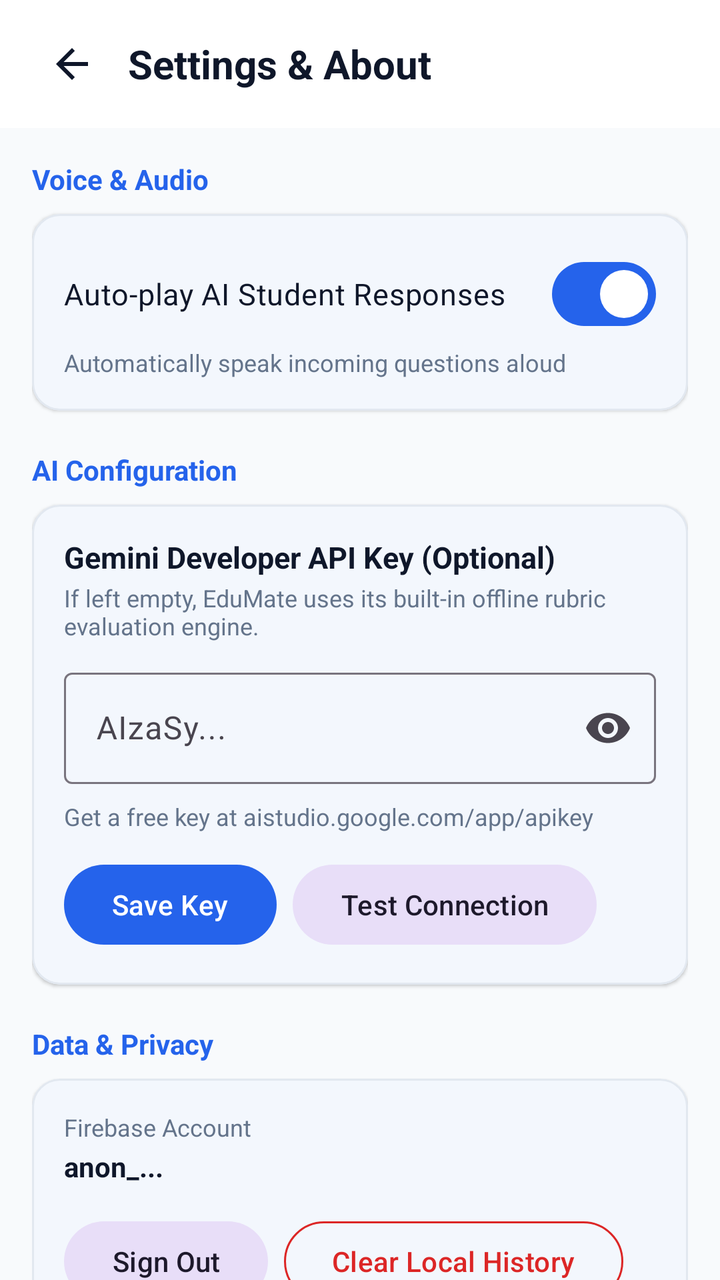
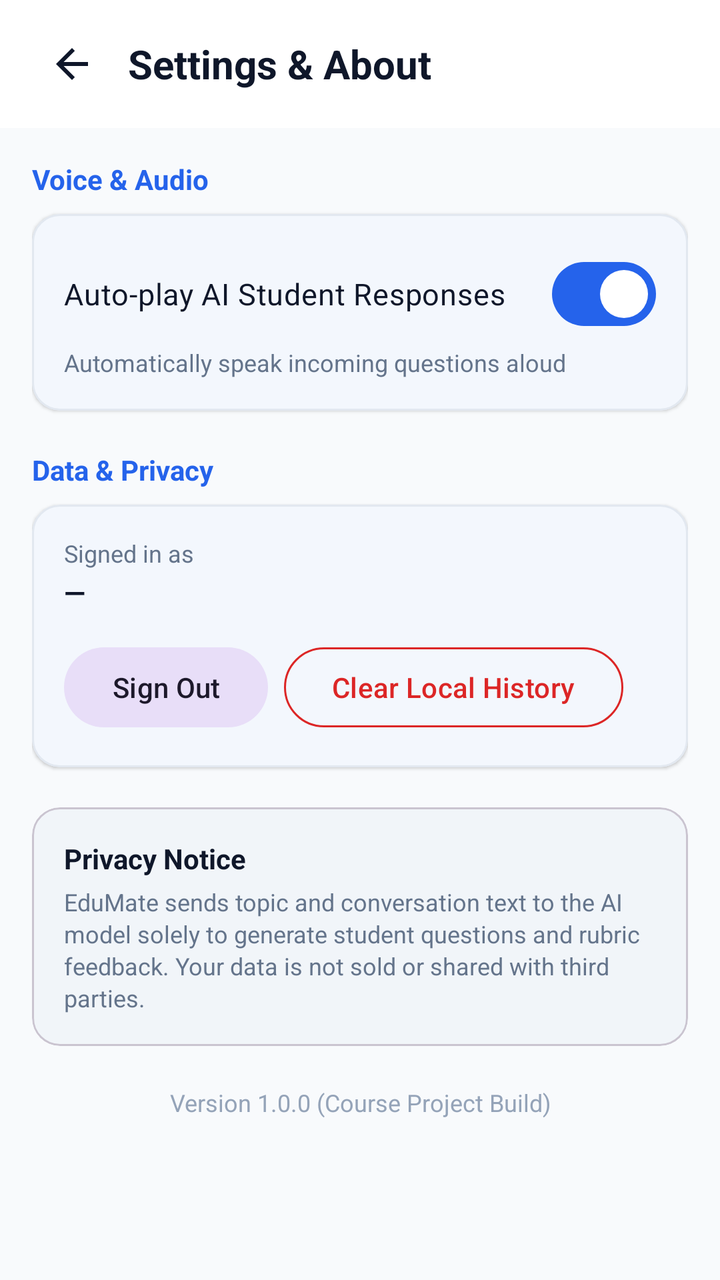

Screens rendered from an Android XML layout before and after an edit, with the pre-edit source and the edit as a unified diff.
<!-- AndroidManifest.xml: application theme Theme.EduMate -->
<!-- res/layout/activity_settings.xml -->
<?xml version="1.0" encoding="utf-8"?>
<androidx.coordinatorlayout.widget.CoordinatorLayout xmlns:android="http://schemas.android.com/apk/res/android"
    xmlns:app="http://schemas.android.com/apk/res-auto"
    android:layout_width="match_parent"
    android:layout_height="match_parent"
    android:background="@color/background">

    <com.google.android.material.appbar.AppBarLayout
        android:layout_width="match_parent"
        android:layout_height="wrap_content"
        android:background="@color/surface"
        app:elevation="1dp">

        <androidx.appcompat.widget.Toolbar
            android:id="@+id/toolbar"
            android:layout_width="match_parent"
            android:layout_height="?attr/actionBarSize">

            <LinearLayout
                android:layout_width="match_parent"
                android:layout_height="match_parent"
                android:gravity="center_vertical"
                android:orientation="horizontal">

                <ImageButton
                    android:id="@+id/btn_back"
                    android:layout_width="40dp"
                    android:layout_height="40dp"
                    android:background="?attr/selectableItemBackgroundBorderless"
                    android:contentDescription="Back"
                    android:src="@drawable/ic_arrow_back" />

                <TextView
                    android:layout_width="wrap_content"
                    android:layout_height="wrap_content"
                    android:layout_marginStart="8dp"
                    android:text="@string/title_settings"
                    android:textColor="@color/text_primary"
                    android:textSize="20sp"
                    android:textStyle="bold" />
            </LinearLayout>
        </androidx.appcompat.widget.Toolbar>
    </com.google.android.material.appbar.AppBarLayout>

    <androidx.core.widget.NestedScrollView
        android:layout_width="match_parent"
        android:layout_height="match_parent"
        android:fillViewport="true"
        app:layout_behavior="@string/appbar_scrolling_view_behavior">

        <LinearLayout
            android:layout_width="match_parent"
            android:layout_height="wrap_content"
            android:orientation="vertical"
            android:padding="16dp">

            
            <TextView
                android:layout_width="wrap_content"
                android:layout_height="wrap_content"
                android:layout_marginBottom="8dp"
                android:text="@string/settings_voice_header"
                android:textColor="@color/primary"
                android:textSize="14sp"
                android:textStyle="bold" />

            <com.google.android.material.card.MaterialCardView
                android:layout_width="match_parent"
                android:layout_height="wrap_content"
                android:layout_marginBottom="20dp"
                app:cardBackgroundColor="@color/surface"
                app:cardCornerRadius="14dp"
                app:cardElevation="1dp"
                app:strokeColor="@color/card_border"
                app:strokeWidth="1dp">

                <LinearLayout
                    android:layout_width="match_parent"
                    android:layout_height="wrap_content"
                    android:orientation="vertical"
                    android:padding="16dp">

                    <com.google.android.material.materialswitch.MaterialSwitch
                        android:id="@+id/switch_tts_auto"
                        android:layout_width="match_parent"
                        android:layout_height="wrap_content"
                        android:checked="true"
                        android:text="@string/setting_tts_auto_play"
                        android:textColor="@color/text_primary"
                        android:textSize="15sp" />

                    <TextView
                        android:layout_width="match_parent"
                        android:layout_height="wrap_content"
                        android:layout_marginTop="2dp"
                        android:text="@string/setting_tts_auto_play_summary"
                        android:textColor="@color/text_secondary"
                        android:textSize="12sp" />
                </LinearLayout>
            </com.google.android.material.card.MaterialCardView>

            
            <TextView
                android:layout_width="wrap_content"
                android:layout_height="wrap_content"
                android:layout_marginBottom="8dp"
                android:text="AI Configuration"
                android:textColor="@color/primary"
                android:textSize="14sp"
                android:textStyle="bold" />

            <com.google.android.material.card.MaterialCardView
                android:layout_width="match_parent"
                android:layout_height="wrap_content"
                android:layout_marginBottom="20dp"
                app:cardBackgroundColor="@color/surface"
                app:cardCornerRadius="14dp"
                app:cardElevation="1dp"
                app:strokeColor="@color/card_border"
                app:strokeWidth="1dp">

                <LinearLayout
                    android:layout_width="match_parent"
                    android:layout_height="wrap_content"
                    android:orientation="vertical"
                    android:padding="16dp">

                    <TextView
                        android:layout_width="wrap_content"
                        android:layout_height="wrap_content"
                        android:text="Gemini Developer API Key (Optional)"
                        android:textColor="@color/text_primary"
                        android:textSize="15sp"
                        android:textStyle="bold" />

                    <TextView
                        android:layout_width="wrap_content"
                        android:layout_height="wrap_content"
                        android:layout_marginTop="2dp"
                        android:layout_marginBottom="10dp"
                        android:text="If left empty, EduMate uses its built-in offline rubric evaluation engine."
                        android:textColor="@color/text_secondary"
                        android:textSize="12sp" />

                    <com.google.android.material.textfield.TextInputLayout
                        style="@style/Widget.Material3.TextInputLayout.OutlinedBox"
                        android:layout_width="match_parent"
                        android:layout_height="wrap_content"
                        android:layout_marginBottom="8dp"
                        app:endIconMode="password_toggle">

                        <com.google.android.material.textfield.TextInputEditText
                            android:id="@+id/et_api_key"
                            android:layout_width="match_parent"
                            android:layout_height="wrap_content"
                            android:hint="AIzaSy..."
                            android:inputType="textPassword" />
                    </com.google.android.material.textfield.TextInputLayout>

                    <TextView
                        android:id="@+id/tv_api_key_status"
                        android:layout_width="match_parent"
                        android:layout_height="wrap_content"
                        android:layout_marginBottom="12dp"
                        android:text="Get a free key at aistudio.google.com/app/apikey"
                        android:textColor="@color/text_secondary"
                        android:textSize="12sp" />

                    <LinearLayout
                        android:layout_width="match_parent"
                        android:layout_height="wrap_content"
                        android:orientation="horizontal">

                        <com.google.android.material.button.MaterialButton
                            android:id="@+id/btn_save_api_key"
                            style="@style/Widget.Material3.Button"
                            android:layout_width="wrap_content"
                            android:layout_height="wrap_content"
                            android:text="Save Key" />

                        <com.google.android.material.button.MaterialButton
                            android:id="@+id/btn_test_api_key"
                            style="@style/Widget.Material3.Button.TonalButton"
                            android:layout_width="wrap_content"
                            android:layout_height="wrap_content"
                            android:layout_marginStart="8dp"
                            android:text="Test Connection" />
                    </LinearLayout>
                </LinearLayout>
            </com.google.android.material.card.MaterialCardView>

            
            <TextView
                android:layout_width="wrap_content"
                android:layout_height="wrap_content"
                android:layout_marginBottom="8dp"
                android:text="@string/settings_data_header"
                android:textColor="@color/primary"
                android:textSize="14sp"
                android:textStyle="bold" />

            <com.google.android.material.card.MaterialCardView
                android:layout_width="match_parent"
                android:layout_height="wrap_content"
                android:layout_marginBottom="20dp"
                app:cardBackgroundColor="@color/surface"
                app:cardCornerRadius="14dp"
                app:cardElevation="1dp"
                app:strokeColor="@color/card_border"
                app:strokeWidth="1dp">

                <LinearLayout
                    android:layout_width="match_parent"
                    android:layout_height="wrap_content"
                    android:orientation="vertical"
                    android:padding="16dp">

                    <TextView
                        android:id="@+id/tv_account_label"
                        android:layout_width="wrap_content"
                        android:layout_height="wrap_content"
                        android:text="Firebase Account"
                        android:textColor="@color/text_secondary"
                        android:textSize="12sp" />

                    <TextView
                        android:id="@+id/tv_user_id"
                        android:layout_width="wrap_content"
                        android:layout_height="wrap_content"
                        android:layout_marginTop="2dp"
                        android:layout_marginBottom="14dp"
                        android:text="anon_..."
                        android:textColor="@color/text_primary"
                        android:textSize="14sp"
                        android:textStyle="bold" />

                    <LinearLayout
                        android:layout_width="match_parent"
                        android:layout_height="wrap_content"
                        android:orientation="horizontal">

                        <com.google.android.material.button.MaterialButton
                            android:id="@+id/btn_sign_out"
                            style="@style/Widget.Material3.Button.TonalButton"
                            android:layout_width="wrap_content"
                            android:layout_height="wrap_content"
                            android:text="Sign Out" />

                        <com.google.android.material.button.MaterialButton
                            android:id="@+id/btn_clear_data"
                            style="@style/Widget.Material3.Button.OutlinedButton"
                            android:layout_width="wrap_content"
                            android:layout_height="wrap_content"
                            android:layout_marginStart="8dp"
                            android:text="@string/setting_clear_data"
                            android:textColor="@color/score_poor"
                            app:strokeColor="@color/score_poor" />
                    </LinearLayout>
                </LinearLayout>
            </com.google.android.material.card.MaterialCardView>

            
            <com.google.android.material.card.MaterialCardView
                android:layout_width="match_parent"
                android:layout_height="wrap_content"
                android:layout_marginBottom="20dp"
                app:cardBackgroundColor="@color/surface_variant"
                app:cardCornerRadius="14dp"
                app:cardElevation="0dp">

                <LinearLayout
                    android:layout_width="match_parent"
                    android:layout_height="wrap_content"
                    android:orientation="vertical"
                    android:padding="16dp">

                    <TextView
                        android:layout_width="wrap_content"
                        android:layout_height="wrap_content"
                        android:text="@string/privacy_notice_title"
                        android:textColor="@color/text_primary"
                        android:textSize="14sp"
                        android:textStyle="bold" />

                    <TextView
                        android:layout_width="match_parent"
                        android:layout_height="wrap_content"
                        android:layout_marginTop="4dp"
                        android:lineSpacingExtra="2dp"
                        android:text="@string/privacy_notice_content"
                        android:textColor="@color/text_secondary"
                        android:textSize="12sp" />
                </LinearLayout>
            </com.google.android.material.card.MaterialCardView>

            
            <TextView
                android:layout_width="match_parent"
                android:layout_height="wrap_content"
                android:gravity="center"
                android:text="@string/settings_version"
                android:textColor="@color/text_hint"
                android:textSize="12sp" />

        </LinearLayout>
    </androidx.core.widget.NestedScrollView>
</androidx.coordinatorlayout.widget.CoordinatorLayout>
<!-- resources referenced by this layout -->
<resources>
  <color name="background">#F8FAFC</color>
  <color name="card_border">#E2E8F0</color>
  <color name="primary">#2563EB</color>
  <color name="score_poor">#DC2626</color>
  <color name="surface">#FFFFFF</color>
  <color name="surface_variant">#F1F5F9</color>
  <color name="text_hint">#94A3B8</color>
  <color name="text_primary">#0F172A</color>
  <color name="text_secondary">#64748B</color>
  <!-- drawable ic_arrow_back (drawable) -->
  <vector xmlns:android="http://schemas.android.com/apk/res/android"
      android:width="24dp"
      android:height="24dp"
      android:viewportWidth="24"
      android:viewportHeight="24">
      <path
          android:fillColor="#FF0F172A"
          android:pathData="M20,11H7.83l5.59,-5.59L12,4l-8,8 8,8 1.41,-1.41L7.83,13H20v-2z"/>
  </vector>
  <string name="privacy_notice_content">EduMate sends topic and conversation text to the AI model solely to generate student questions and rubric feedback. Your data is not sold or shared with third parties.</string>
  <string name="privacy_notice_title">Privacy Notice</string>
  <string name="setting_clear_data">Clear Local History</string>
  <string name="setting_tts_auto_play">Auto-play AI Student Responses</string>
  <string name="setting_tts_auto_play_summary">Automatically speak incoming questions aloud</string>
  <string name="settings_data_header">Data &amp; Privacy</string>
  <string name="settings_version">Version 1.0.0 (Course Project Build)</string>
  <string name="settings_voice_header">Voice &amp; Audio</string>
  <string name="title_settings">Settings &amp; About</string>
  <style name="Theme.EduMate" parent="Theme.Material3.DayNight.NoActionBar">
          <item name="colorPrimary">@color/primary</item>
          <item name="colorPrimaryVariant">@color/primary_variant</item>
          <item name="colorOnPrimary">@color/on_primary</item>
          <item name="colorSecondary">@color/secondary</item>
          <item name="colorOnSecondary">@color/on_secondary</item>
          <item name="android:colorBackground">@color/background</item>
          <item name="colorSurface">@color/surface</item>
          <item name="android:textColorPrimary">@color/text_primary</item>
          <item name="android:textColorSecondary">@color/text_secondary</item>
          <item name="android:statusBarColor">@color/surface</item>
          <item name="android:windowLightStatusBar">true</item>
      </style>
  <color name="primary_variant">#1E40AF</color>
  <color name="on_primary">#FFFFFF</color>
  <color name="secondary">#0D9488</color>
  <color name="on_secondary">#FFFFFF</color>
</resources>

<!-- the commit's change to res/layout/activity_settings.xml (unified diff, before → after) -->
@@ -104,7 +104,7 @@
                 android:layout_width="wrap_content"
                 android:layout_height="wrap_content"
                 android:layout_marginBottom="8dp"
-                android:text="AI Configuration"
+                android:text="@string/settings_data_header"
                 android:textColor="@color/primary"
                 android:textSize="14sp"
                 android:textStyle="bold" />
@@ -128,108 +128,17 @@
                     <TextView
                         android:layout_width="wrap_content"
                         android:layout_height="wrap_content"
-                        android:text="Gemini Developer API Key (Optional)"
-                        android:textColor="@color/text_primary"
-                        android:textSize="15sp"
-                        android:textStyle="bold" />
-
-                    <TextView
-                        android:layout_width="wrap_content"
-                        android:layout_height="wrap_content"
-                        android:layout_marginTop="2dp"
-                        android:layout_marginBottom="10dp"
-                        android:text="If left empty, EduMate uses its built-in offline rubric evaluation engine."
+                        android:text="Signed in as"
                         android:textColor="@color/text_secondary"
                         android:textSize="12sp" />
 
-                    <com.google.android.material.textfield.TextInputLayout
-                        style="@style/Widget.Material3.TextInputLayout.OutlinedBox"
-                        android:layout_width="match_parent"
-                        android:layout_height="wrap_content"
-                        android:layout_marginBottom="8dp"
-                        app:endIconMode="password_toggle">
-
-                        <com.google.android.material.textfield.TextInputEditText
-                            android:id="@+id/et_api_key"
-                            android:layout_width="match_parent"
-                            android:layout_height="wrap_content"
-                            android:hint="AIzaSy..."
-                            android:inputType="textPassword" />
-                    </com.google.android.material.textfield.TextInputLayout>
-
-                    <TextView
-                        android:id="@+id/tv_api_key_status"
-                        android:layout_width="match_parent"
-                        android:layout_height="wrap_content"
-                        android:layout_marginBottom="12dp"
-                        android:text="Get a free key at aistudio.google.com/app/apikey"
-                        android:textColor="@color/text_secondary"
-                        android:textSize="12sp" />
-
-                    <LinearLayout
-                        android:layout_width="match_parent"
-                        android:layout_height="wrap_content"
-                        android:orientation="horizontal">
-
-                        <com.google.android.material.button.MaterialButton
-                            android:id="@+id/btn_save_api_key"
-                            style="@style/Widget.Material3.Button"
-                            android:layout_width="wrap_content"
-                            android:layout_height="wrap_content"
-                            android:text="Save Key" />
-
-                        <com.google.android.material.button.MaterialButton
-                            android:id="@+id/btn_test_api_key"
-                            style="@style/Widget.Material3.Button.TonalButton"
-                            android:layout_width="wrap_content"
-                            android:layout_height="wrap_content"
-                            android:layout_marginStart="8dp"
-                            android:text="Test Connection" />
-                    </LinearLayout>
-                </LinearLayout>
-            </com.google.android.material.card.MaterialCardView>
-
-            
-            <TextView
-                android:layout_width="wrap_content"
-                android:layout_height="wrap_content"
-                android:layout_marginBottom="8dp"
-                android:text="@string/settings_data_header"
-                android:textColor="@color/primary"
-                android:textSize="14sp"
-                android:textStyle="bold" />
-
-            <com.google.android.material.card.MaterialCardView
-                android:layout_width="match_parent"
-                android:layout_height="wrap_content"
-                android:layout_marginBottom="20dp"
-                app:cardBackgroundColor="@color/surface"
-                app:cardCornerRadius="14dp"
-                app:cardElevation="1dp"
-                app:strokeColor="@color/card_border"
-                app:strokeWidth="1dp">
-
-                <LinearLayout
-                    android:layout_width="match_parent"
-                    android:layout_height="wrap_content"
-                    android:orientation="vertical"
-                    android:padding="16dp">
-
-                    <TextView
-                        android:id="@+id/tv_account_label"
-                        android:layout_width="wrap_content"
-                        android:layout_height="wrap_content"
-                        android:text="Firebase Account"
-                        android:textColor="@color/text_secondary"
-                        android:textSize="12sp" />
-
                     <TextView
                         android:id="@+id/tv_user_id"
                         android:layout_width="wrap_content"
                         android:layout_height="wrap_content"
                         android:layout_marginTop="2dp"
                         android:layout_marginBottom="14dp"
-                        android:text="anon_..."
+                        android:text="—"
                         android:textColor="@color/text_primary"
                         android:textSize="14sp"
                         android:textStyle="bold" />
